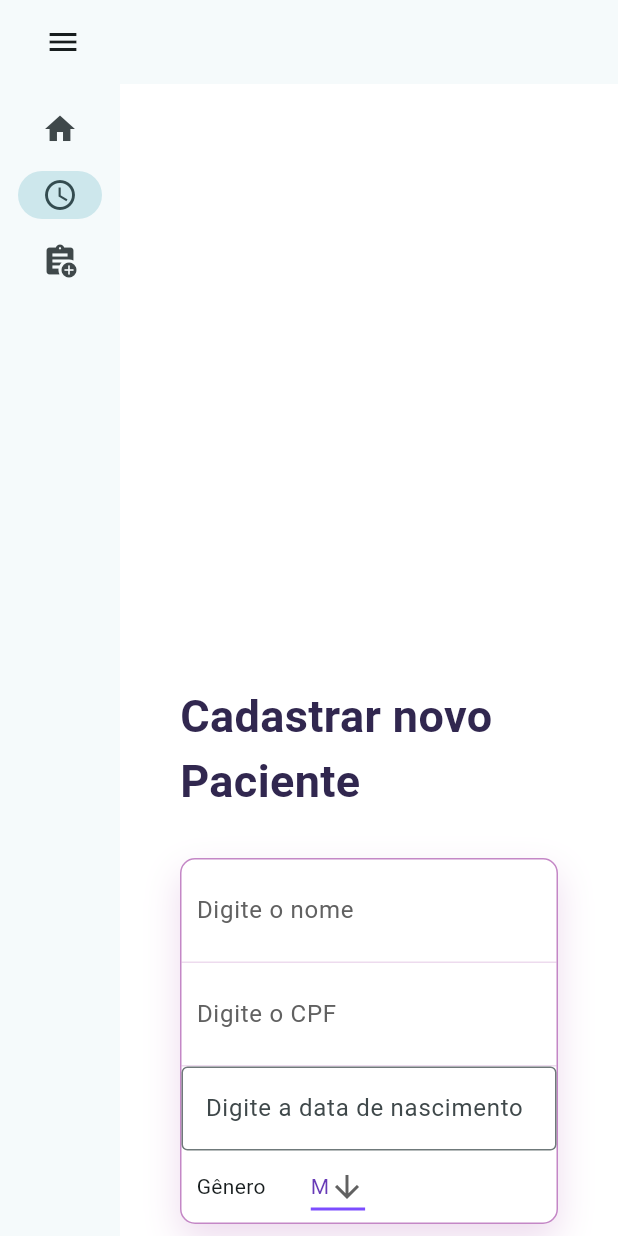
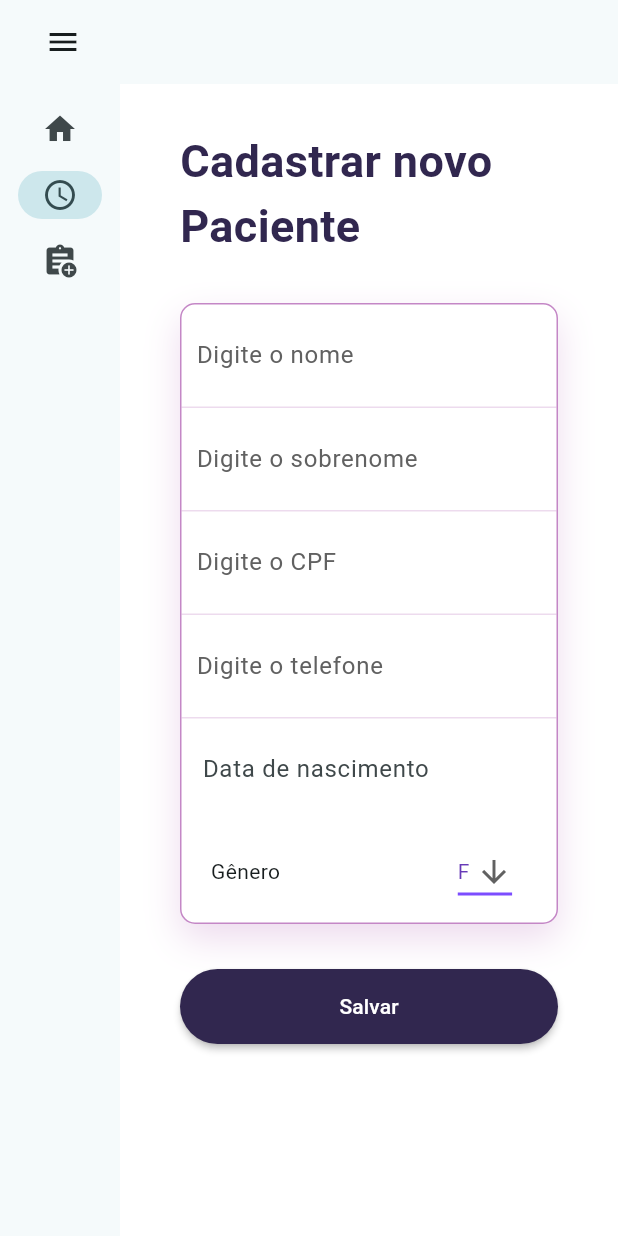
Before and after one commit to jairocket/kure-app, a Flutter app: the screen it shows after launch, on a phone screen of 412 x 824 dp. Run offline on Flutter 3.47's test engine with Material 3 defaults, Android fonts, the phone set to English and light mode, and no system bars; our stand-ins replace animate_do.

Commit message:
feat() Add form validation

```diff
--- a/lib/components/custom_text_input_field.dart
+++ b/lib/components/custom_text_input_field.dart
@@ -4,11 +4,18 @@ class CustomTextInputField extends StatelessWidget {
   const CustomTextInputField({
     super.key,
     required this.hintText,
-    required this.controller
+    required this.controller,
+    required this.validator,
+    this.obscureText = false,
+    required this.onSaved
+
   });
 
   final String hintText;
   final TextEditingController controller;
+  final bool obscureText;
+  final String? Function(String?) validator;
+  final Function(String?) onSaved;
 
   @override
   Widget build(BuildContext context) {
@@ -22,6 +29,7 @@ class CustomTextInputField extends StatelessWidget {
         )
       ),
       child: TextFormField(
+        obscureText: obscureText,
         decoration: InputDecoration(
           border: InputBorder.none,
           hintText: hintText,
@@ -29,12 +37,8 @@ class CustomTextInputField extends StatelessWidget {
             color: Colors.grey.shade700
           )
         ),
-        validator: (String? value) {
-            if (value == null || value.isEmpty) {
-              return "Preenchimento obrigatório";
-            }
-            return null;
-          },
+        validator: validator,
+        onSaved: onSaved,
         controller: controller,
       ),
     );
--- /dev/null
+++ b/lib/components/date_input.dart
@@ -0,0 +1,41 @@
+import 'package:flutter/material.dart';
+
+class CustomDateInput extends StatelessWidget {
+  const CustomDateInput({
+    super.key,
+    required this.controller,
+    required this.validator,
+    required this.onSaved,
+    required this.labelText,
+    required this.onTap
+  });
+    final String labelText;
+  final TextEditingController controller;
+  final String? Function(String?) validator;
+  final Function(String?) onSaved;
+  final Future<void> Function() onTap;
+
+  @override
+  Widget build(BuildContext context) {
+
+    return Container(
+      padding: EdgeInsets.symmetric(vertical: 10.0),
+      child: TextFormField(
+        controller: controller,
+        decoration: InputDecoration(
+          contentPadding: EdgeInsets.only(left: 10),
+          labelText: labelText,
+          enabledBorder: OutlineInputBorder(borderSide: BorderSide.none),
+          focusedBorder: OutlineInputBorder(
+            borderSide: BorderSide(color: Colors.grey.shade700),
+          ),
+        ),
+        onTap: onTap,
+        readOnly: true,
+        onSaved: onSaved,
+      ),
+    );
+  }
+
+
+}
--- a/lib/components/drop_down_input.dart
+++ b/lib/components/drop_down_input.dart
@@ -1,39 +1,37 @@
 import 'package:flutter/material.dart';
 
-const List<String> list = <String>['M', 'F'];
+const List<String> list = <String>['M', 'F', 'N'];
 
-class CustomDropDownButton extends StatefulWidget {
-  const CustomDropDownButton({super.key});
-
-  @override
-  State<CustomDropDownButton> createState() => _CustomDropDownButtonState();
-}
-
-class _CustomDropDownButtonState extends State<CustomDropDownButton> {
-  String dropdownValue = list.first;
+class CustomDropDownButton extends StatelessWidget {
+  const CustomDropDownButton({
+    super.key,
+    required this.onChanged,
+    required this.value,
+  });
+  final Function(String?) onChanged;
+  final String value;
 
   @override
   Widget build(BuildContext context) {
     return Row(
+      mainAxisAlignment: MainAxisAlignment.spaceAround,
       children: [
-        SizedBox(width: 10),
         Text("Gênero"),
-        SizedBox(width: 30,),
+        SizedBox(width: 30),
         DropdownButton<String>(
-          value: dropdownValue,
+          padding: EdgeInsets.all(10),
+          value: value,
           icon: const Icon(Icons.arrow_downward),
           elevation: 16,
           style: const TextStyle(color: Colors.deepPurple),
           underline: Container(height: 2, color: Colors.deepPurpleAccent),
-          onChanged: (String? value) {
-            // This is called when the user selects an item.
-            setState(() {
-              dropdownValue = value!;
-            });
-          },
+          onChanged: onChanged,
           items:
               list.map<DropdownMenuItem<String>>((String value) {
-                return DropdownMenuItem<String>(value: value, child: Text(value));
+                return DropdownMenuItem<String>(
+                  value: value,
+                  child: Text(value),
+                );
               }).toList(),
         ),
       ],
--- a/lib/main.dart
+++ b/lib/main.dart
@@ -15,10 +15,11 @@ class MainApp extends StatelessWidget {
     return ChangeNotifierProvider(
       create: (context) => MyAppState(),
       child: MaterialApp(
+        debugShowCheckedModeBanner: false,
         title: "Meu App",
         theme: ThemeData(
           useMaterial3: true,
-          colorScheme: ColorScheme.fromSeed(seedColor: Colors.grey)
+          colorScheme: ColorScheme.fromSeed(seedColor: Colors.grey),
         ),
         home: MyHomePage(),
       ),
@@ -41,11 +42,7 @@ class MyHomePage extends StatefulWidget {
   State<StatefulWidget> createState() => _MyHomePageState();
 }
 
-enum SelectedPage {
-  home,
-  appointments,
-  newAppointment
-}
+enum SelectedPage { home, appointments, newAppointment }
 
 class _MyHomePageState extends State<MyHomePage> {
   var selectedPage = SelectedPage.appointments;
@@ -57,7 +54,7 @@ class _MyHomePageState extends State<MyHomePage> {
     var appState = context.watch<MyAppState>();
     Widget page;
 
-    switch(selectedPage) {
+    switch (selectedPage) {
       case SelectedPage.home:
         page = loginPage;
       case SelectedPage.appointments:
@@ -81,32 +78,29 @@ class _MyHomePageState extends State<MyHomePage> {
               destinations: [
                 NavigationRailDestination(
                   icon: Icon(Icons.home),
-                    label: Text("Home")
+                  label: Text("Home"),
                 ),
                 NavigationRailDestination(
                   icon: Icon(Icons.access_time),
-                    label: Text("Consultas")
+                  label: Text("Consultas"),
                 ),
                 NavigationRailDestination(
                   icon: Icon(Icons.assignment_add),
-                    label: Text("Agendar Consulta")
-                  )
+                  label: Text("Agendar Consulta"),
+                ),
               ],
               selectedIndex: selectedPage.index,
-                onDestinationSelected: (index) => setState(() {
+              onDestinationSelected:
+                  (index) => setState(() {
                     selectedPage = SelectedPage.values[index];
                     print(selectedPage.name);
-                },
+                  }),
+              extended: appState.isExpanded,
             ),
-              extended: appState.isExpanded,
-            )
           ),
-          Expanded(child: Container(child: page,))
+          Expanded(child: Container(child: page)),
         ],
       ),
-
     );
-
   }
-
 }
--- a/lib/patient_form.dart
+++ b/lib/patient_form.dart
@@ -1,77 +1,66 @@
-
 import 'package:animate_do/animate_do.dart';
 import 'package:flutter/material.dart';
+import 'package:mobile/components/date_input.dart';
+import 'package:mobile/extensions/extensions.dart';
 import 'components/custom_text_input_field.dart';
-import 'components/custom_form_button.dart';
 import 'components/custom_form_title.dart';
 import 'components/custom_form_input_container.dart';
-import 'components/custom_date_picker_input.dart';
 import 'components/drop_down_input.dart';
 
+final TextEditingController firstNameController = TextEditingController();
+final TextEditingController lastNameController = TextEditingController();
+final TextEditingController cpfController = TextEditingController();
+final TextEditingController phoneController = TextEditingController();
+final TextEditingController birthdayController = TextEditingController();
 
-  final TextEditingController nameController = TextEditingController();
-  final TextEditingController cpfController = TextEditingController();
-
-class PatientForm extends StatefulWidget{
+class PatientForm extends StatefulWidget {
   const PatientForm({super.key});
 
   @override
   State<StatefulWidget> createState() => _PatientFormState();
 }
 
+const List<String> genderOptions = <String>['F', 'M', 'N'];
+String? firstName, lastName, cpf, phoneNumber;
+String gender = genderOptions.first;
+DateTime? birthday;
+
 class Patient {
   final String name;
   final String cpf;
 
-  Patient(
-    this.name,
-    this.cpf,
-  );
-
-
-}
-
-class FormState extends ChangeNotifier {
-  onPressed() {
-    print("presssed");
-  }
-
-
-
+  Patient(this.name, this.cpf);
 }
 
 class _PatientFormState extends State<PatientForm> {
+Future<void> selectDate() async {
+  DateTime? _picked = await showDatePicker(
+    context: context,
+    firstDate: DateTime(1914),
+    lastDate: DateTime.now()
+  );
+
+  if(_picked != null) {
+    print(_picked.toString().split(" ")[0]);
+    setState(() {
+      birthdayController.text = _picked.toString().split(" ")[0];
+    });
+  }
+}
 
 
+  final _formkey = GlobalKey<FormState>();
   @override
   Widget build(BuildContext context) {
-    final width = MediaQuery.of(context).size.width;
-
     return Scaffold(
       backgroundColor: Colors.white,
       body: SingleChildScrollView(
         child: Column(
           crossAxisAlignment: CrossAxisAlignment.start,
           children: [
-            SizedBox(
-              height: 400,
-              child: Stack(
-                children: [
-                  Positioned(
-                    top: -40,
-                    height: 400,
-                    width: width,
-                    child: FadeInUp(
-                      duration: Duration(seconds: 1),
-                      child: Container(
-                        // inserir imagem
-                      )
-                    )
-                  ),
-                ],
-              ),
-            ),
+            SizedBox(height: 30),
             Form(
+              key: _formkey,
               child: Padding(
                 padding: EdgeInsets.symmetric(horizontal: 40),
                 child: Column(
@@ -88,24 +77,112 @@ class _PatientFormState extends State<PatientForm> {
                         inputFields: [
                           CustomTextInputField(
                             hintText: "Digite o nome",
-                            controller: nameController
+                            controller: firstNameController,
+                            validator: (value) {
+                              if (!value!.isValidPatientName) {
+                                return "Digite um nome válido";
+                              }
+                              return null;
+                            },
+                            onSaved:
+                                (value) => setState(() {
+                                  firstName = value;
+                                }),
+                          ),
+                          CustomTextInputField(
+                            hintText: "Digite o sobrenome",
+                            controller: lastNameController,
+                            validator: (value) {
+                              if (!value!.isValidPatientName) {
+                                return "Digite um sobrenome válido";
+                              }
+                              return null;
+                            },
+                            onSaved:
+                                (value) => setState(() {
+                                  lastName = value;
+                                }),
                           ),
                           CustomTextInputField(
                             hintText: "Digite o CPF",
                             controller: cpfController,
+                            validator: (value) {
+                              if (!value!.isCPFValid) {
+                                return "Digite um CPF válido. Apenas números.";
+                              }
+                              return null;
+                            },
+                            onSaved:
+                                (value) => setState(() {
+                                  cpf = value;
+                                }),
                           ),
-                          CustomDatePickerInput(),
-                          CustomDropDownButton()
+                          CustomTextInputField(
+                            hintText: "Digite o telefone",
+                            controller: phoneController,
+                            validator: (value) {
+                              if (!value!.isValidPhone) {
+                                return "Digite um número válido. Apenas números.";
+                              }
+                              return null;
+                            },
+                            onSaved:
+                                (value) => setState(() {
+                                  phoneNumber = value;
+                                }),
+                          ),
+                          CustomDateInput(
+                            controller: birthdayController,
+                            labelText: 'Data de nascimento',
+                            validator: (value) {
+                              if (!value!.isValidPatientName) {
+                                return "Digite data válida";
+                              }
+                              return null;
+                            },
+                            onTap: selectDate,
+                            onSaved:
+                                (value) => setState(() {
+                                  birthday = DateTime.parse(birthdayController.text);
+                                }),
+                          ),
+                          CustomDropDownButton(
+                            value: gender,
+                            onChanged: (String? value) {
+                              setState(() {
+                                gender = value!;
+                              });
+                            },
+                          ),
                         ],
                       ),
                     ),
                     SizedBox(height: 30),
                     FadeInUp(
-                      duration: Duration(
-                        milliseconds: 1900
+                      duration: Duration(milliseconds: 1900),
+                      child: MaterialButton(
+                        onPressed: () {
+                          if (_formkey.currentState!.validate()) {
+                            _formkey.currentState!.save();
+                            print(
+                              "Patient ${firstName} ${lastName}, ${phoneNumber}, ${cpf}, ${gender} ${birthday}",
+                            );
+                          }
+                        },
+                        color: Color.fromRGBO(49, 39, 79, 1),
+                        shape: RoundedRectangleBorder(
+                          borderRadius: BorderRadius.circular(50),
+                        ),
+                        height: 50,
+                        child: Center(
+                          child: Text(
+                            "Salvar",
+                            style: TextStyle(color: Colors.white),
+                          ),
+                        ),
                       ),
-                      child: CustomFormButton(buttonLabel: "Salvar")
                     ),
+                    SizedBox(height: 100),
                   ],
                 ),
               ),
@@ -115,5 +192,4 @@ class _PatientFormState extends State<PatientForm> {
       ),
     );
   }
-
 }
```
Also changed, not shown: lib/components/custom_date_picker_input.dart (+16 -6 lines), lib/components/custom_form_button.dart (+4 -5 lines), lib/extensions/extensions.dart (added, +32 -0 lines). Lines whose indentation alone changed are shown as unchanged.
